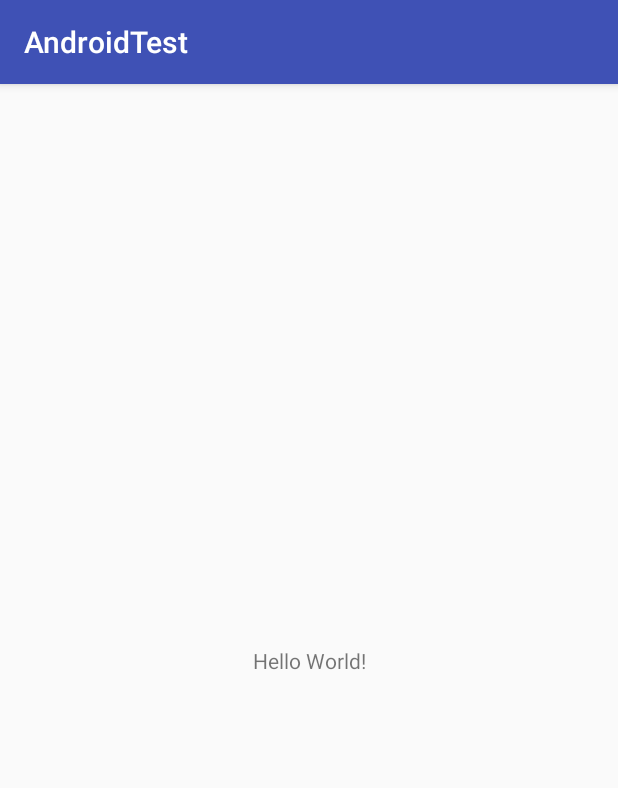
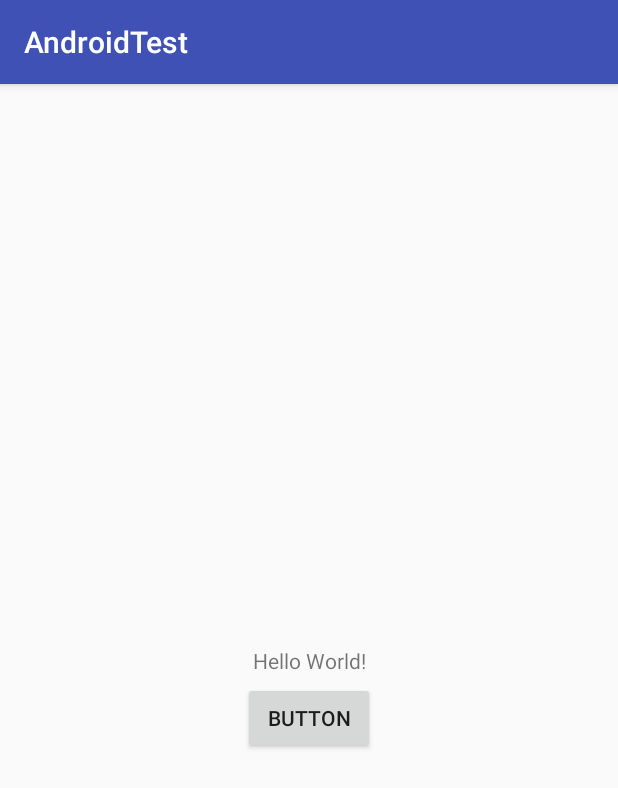
Before and after one commit to GaborMikusik/AndroidTest, an Android app: the screen it shows after launch (MainActivity), on a phone screen of 412 x 824 dp. Shown: the top 788 px of the screen. Run offline under Robolectric (Android 15) with nearby library versions, the phone set to English and light mode, and no system bars.

Commit message:
added a button

```diff
--- a/app/src/main/res/layout/activity_main.xml
+++ b/app/src/main/res/layout/activity_main.xml
@@ -7,6 +7,7 @@
     tools:context="com.mikusikgmail.gabor.androidtest.MainActivity">
 
     <TextView
+        android:id="@+id/textView"
         android:layout_width="wrap_content"
         android:layout_height="wrap_content"
         android:text="Hello World!"
@@ -15,4 +16,15 @@
         app:layout_constraintRight_toRightOf="parent"
         app:layout_constraintTop_toTopOf="parent" />
 
+    <Button
+        android:id="@+id/button"
+        android:layout_width="wrap_content"
+        android:layout_height="wrap_content"
+        android:layout_marginTop="24dp"
+        android:text="Button"
+        app:layout_constraintEnd_toEndOf="parent"
+        app:layout_constraintHorizontal_bias="0.5"
+        app:layout_constraintStart_toStartOf="parent"
+        app:layout_constraintTop_toTopOf="@+id/textView" />
+
 </android.support.constraint.ConstraintLayout>
```
